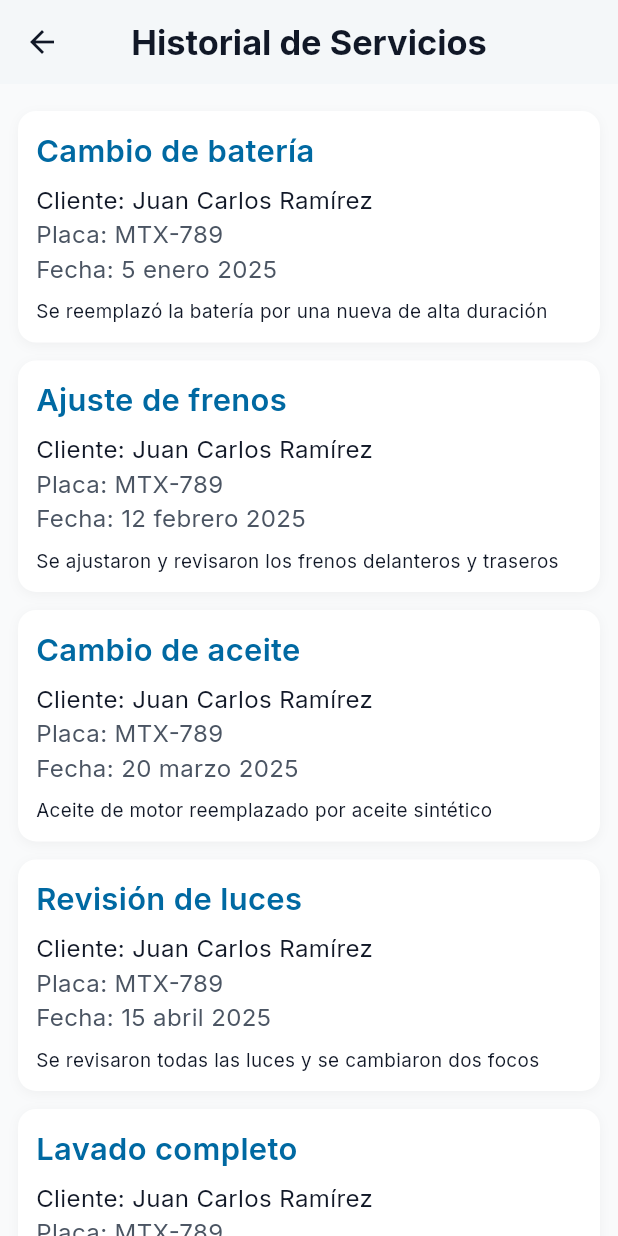
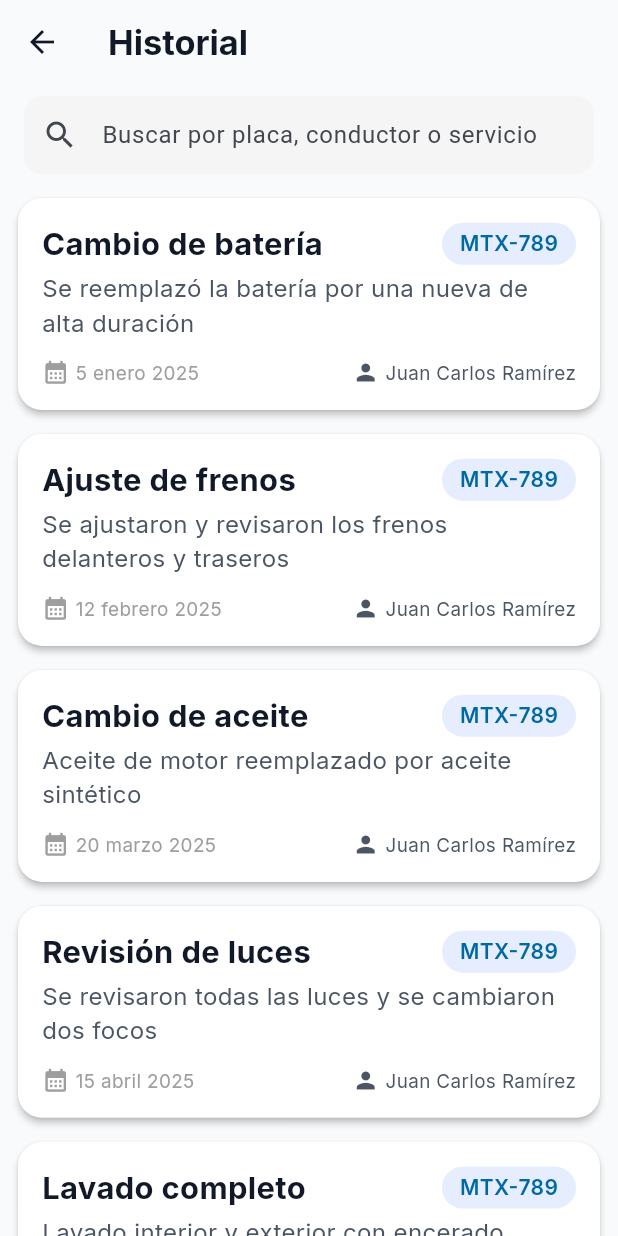
Before and after one commit to diegooooo10/app_motoservice, a Flutter app: the screen it shows after launch, after a tap on the "history" icon, on a phone screen of 412 x 824 dp. Run offline on Flutter 3.47's test engine with Material 3 defaults, Android fonts, the light colour scheme and no system bars; our stand-ins replace cloud_firestore, firebase_core, flutter_dotenv, flutter_screenutil, google_fonts; accounts and stored records are empty.

Commit message:
hice el historial

```diff
--- a/lib/screens/historial.dart
+++ b/lib/screens/historial.dart
@@ -1,119 +1,185 @@
 import 'package:flutter/material.dart';
+import 'package:google_fonts/google_fonts.dart';
 import 'package:app_motoservice/models/historial_modelo.dart';
 import 'package:app_motoservice/models/mototaxis_modelo.dart';
 import 'package:app_motoservice/theme/colors.dart';
+import 'package:app_motoservice/theme/iconos.dart';
 import 'package:app_motoservice/theme/typography.dart';
-import 'package:google_fonts/google_fonts.dart';
-import 'package:flutter_screenutil/flutter_screenutil.dart';
 
-class HistorialPage extends StatelessWidget {
+class HistorialPage extends StatefulWidget {
   const HistorialPage({super.key});
 
   @override
-  Widget build(BuildContext context) {
-    final List<HistorialModelo> historialCompleto = [];
+  State<HistorialPage> createState() => _HistorialPageState();
+}
 
+class _HistorialPageState extends State<HistorialPage> {
+  final TextEditingController _controller = TextEditingController();
+  List<HistorialModelo> historialCompleto = [];
+  List<HistorialModelo> historialFiltrado = [];
+
+  @override
+  void initState() {
+    super.initState();
+    cargarHistorial();
+  }
+
+  void cargarHistorial() {
+    final List<HistorialModelo> temp = [];
     for (var mototaxi in mototaxis) {
       for (var servicio in mototaxi.servicios) {
-        historialCompleto.add(HistorialModelo(
+        temp.add(HistorialModelo(
           servicio: servicio,
           nombre: mototaxi.nombre,
           placa: mototaxi.placa,
         ));
       }
     }
+    setState(() {
+      historialCompleto = temp;
+      historialFiltrado = List.from(historialCompleto);
+    });
+  }
 
+  void filtrarHistorial(String query) {
+    final filtro = historialCompleto.where((item) {
+      final texto = query.toLowerCase();
+      return item.placa.toLowerCase().contains(texto) ||
+          item.nombre.toLowerCase().contains(texto) ||
+          item.servicio.servicio.toLowerCase().contains(texto);
+    }).toList();
+
+    setState(() {
+      historialFiltrado = filtro;
+    });
+  }
+
+  @override
+  Widget build(BuildContext context) {
     return Scaffold(
       backgroundColor: ColoresApp.fondo,
       appBar: AppBar(
-        backgroundColor: ColoresApp.fondoTarjeta,
-        elevation: 1,
-        centerTitle: true,
+        backgroundColor: ColoresApp.fondo,
+        elevation: 0,
+        centerTitle: false,
+        iconTheme: IconThemeData(color: ColoresApp.textoOscuro),
         title: Text(
-          'Historial de Servicios',
+          'Historial',
           style: GoogleFonts.inter(
             fontSize: TamanoLetra.tituloGrande,
             fontWeight: FontWeight.bold,
             color: ColoresApp.textoOscuro,
           ),
         ),
-        iconTheme: const IconThemeData(color: ColoresApp.textoOscuro),
       ),
-      body: historialCompleto.isEmpty
-          ? Center(
+      body: Column(
+        children: [
+          Padding(
+            padding: const EdgeInsets.symmetric(horizontal: 16, vertical: 8),
+            child: TextField(
+              controller: _controller,
+              onChanged: filtrarHistorial,
+              decoration: InputDecoration(
+                hintText: 'Buscar por placa, conductor o servicio',
+                prefixIcon: const Icon(Icons.search),
+                contentPadding: const EdgeInsets.symmetric(horizontal: 16, vertical: 14),
+                filled: true,
+                fillColor: Colors.grey[100],
+                border: OutlineInputBorder(
+                  borderRadius: BorderRadius.circular(12),
+                  borderSide: BorderSide.none,
+                ),
+              ),
+            ),
+          ),
+          Expanded(
+            child: historialFiltrado.isEmpty
+                ? const Center(child: Text('No hay resultados.'))
+                : ListView.builder(
+                    padding: const EdgeInsets.symmetric(horizontal: 12),
+                    itemCount: historialFiltrado.length,
+                    itemBuilder: (context, index) {
+                      final item = historialFiltrado[index];
+                      return Card(
+                        elevation: 2,
+                        shape: RoundedRectangleBorder(
+                          borderRadius: BorderRadius.circular(16),
+                        ),
+                        margin: const EdgeInsets.symmetric(vertical: 8),
+                        color: Colors.white,
+                        child: Padding(
+                          padding: const EdgeInsets.all(16),
+                          child: Column(
+                            crossAxisAlignment: CrossAxisAlignment.start,
+                            children: [
+                              Row(
+                                mainAxisAlignment: MainAxisAlignment.spaceBetween,
+                                children: [
+                                  Text(
+                                    item.servicio.servicio,
+                                    style: GoogleFonts.inter(
+                                      fontWeight: FontWeight.bold,
+                                      fontSize: TamanoLetra.titulo,
+                                      color: ColoresApp.textoOscuro,
+                                    ),
+                                  ),
+                                  Container(
+                                    padding: const EdgeInsets.symmetric(horizontal: 12, vertical: 4),
+                                    decoration: BoxDecoration(
+                                      color: ColoresApp.primarioClaro,
+                                      borderRadius: BorderRadius.circular(20),
+                                    ),
                                     child: Text(
-                'No hay servicios registrados.',
+                                      item.placa,
+                                      style: GoogleFonts.inter(
+                                        color: ColoresApp.primario,
+                                        fontWeight: FontWeight.w600,
+                                      ),
+                                    ),
+                                  ),
+                                ],
+                              ),
+                              const SizedBox(height: 4),
+                              Text(
+                                item.servicio.detalles,
                                 style: GoogleFonts.inter(
                                   fontSize: TamanoLetra.textoNormal,
                                   color: ColoresApp.textoMedio,
                                 ),
                               ),
-            )
-          : ListView.builder(
-              padding: const EdgeInsets.all(12),
-              itemCount: historialCompleto.length,
-              itemBuilder: (context, index) {
-                final item = historialCompleto[index];
-                return Container(
-                  margin: const EdgeInsets.symmetric(vertical: 6),
-                  padding: const EdgeInsets.all(12),
-                  decoration: BoxDecoration(
-                    color: ColoresApp.fondoTarjeta,
-                    borderRadius: BorderRadius.circular(12),
-                    boxShadow: [
-                      BoxShadow(
-                        color: Colors.black.withOpacity(0.04),
-                        blurRadius: 6,
-                        offset: const Offset(0, 2),
+                              const SizedBox(height: 12),
+                              Row(
+                                children: [
+                                  Icon(Icons.calendar_month, size: TamanoIcono.mediano, color: Colors.grey),
+                                  const SizedBox(width: 4),
+                                  Text(
+                                    item.servicio.fecha,
+                                    style: GoogleFonts.inter(
+                                      fontSize: TamanoLetra.textoPequeno,
+                                      color: Colors.grey,
+                                    ),
+                                  ),
+                                  const Spacer(),
+                                  Icon(Icons.person, size: 18, color: ColoresApp.textoMedio),
+                                  const SizedBox(width: 4),
+                                  Text(
+                                    item.nombre,
+                                    style: GoogleFonts.inter(
+                                      fontSize: TamanoLetra.textoPequeno,
+                                      color: ColoresApp.textoMedio,
+                                    ),
                                   ),
                                 ],
                               ),
-                  child: Column(
-                    crossAxisAlignment: CrossAxisAlignment.start,
-                    children: [
-                      Text(
-                        item.servicio.servicio,
-                        style: GoogleFonts.inter(
-                          fontSize: TamanoLetra.titulo,
-                          fontWeight: FontWeight.w600,
-                          color: ColoresApp.primario,
+                            ],
                           ),
                         ),
-                      SizedBox(height: 6.h),
-                      Text(
-                        'Cliente: ${item.nombre}',
-                        style: GoogleFonts.inter(
-                          fontSize: TamanoLetra.textoNormal,
-                          color: ColoresApp.textoOscuro,
-                        ),
-                      ),
-                      Text(
-                        'Placa: ${item.placa}',
-                        style: GoogleFonts.inter(
-                          fontSize: TamanoLetra.textoNormal,
-                          color: ColoresApp.textoMedio,
-                        ),
-                      ),
-                      Text(
-                        'Fecha: ${item.servicio.fecha}',
-                        style: GoogleFonts.inter(
-                          fontSize: TamanoLetra.textoNormal,
-                          color: ColoresApp.textoMedio,
-                        ),
-                      ),
-                      SizedBox(height: 6.h),
-                      Text(
-                        item.servicio.detalles,
-                        style: GoogleFonts.inter(
-                          fontSize: TamanoLetra.textoPequeno,
-                          color: ColoresApp.textoOscuro,
+                      );
+                    },
                   ),
           ),
         ],
       ),
     );
-              },
-            ),
-    );
   }
 }
```
Lines whose indentation alone changed are shown as unchanged.
